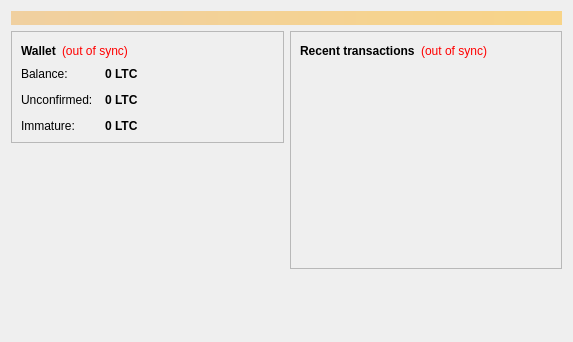
This is src/qt/forms/overviewpage.ui in Cryptostrike/Liarcoin as Qt 5 draws it before an edit. The edited form follows.
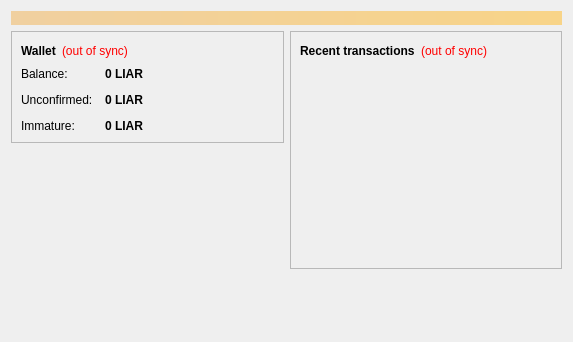
This is the edited form.

Commit message: Rename all files with LTC in to LIAR

What changed in the file:
```diff
--- a/src/qt/forms/overviewpage.ui
+++ b/src/qt/forms/overviewpage.ui
@@ -122,7 +122,7 @@
                <string>Your current balance</string>
               </property>
               <property name="text">
-               <string notr="true">0 LTC</string>
+               <string notr="true">0 LIAR</string>
               </property>
               <property name="textInteractionFlags">
                <set>Qt::LinksAccessibleByMouse|Qt::TextSelectableByKeyboard|Qt::TextSelectableByMouse</set>
@@ -151,7 +151,7 @@
                <string>Total of transactions that have yet to be confirmed, and do not yet count toward the current balance</string>
               </property>
               <property name="text">
-               <string notr="true">0 LTC</string>
+               <string notr="true">0 LIAR</string>
               </property>
               <property name="textInteractionFlags">
                <set>Qt::LinksAccessibleByMouse|Qt::TextSelectableByKeyboard|Qt::TextSelectableByMouse</set>
@@ -177,7 +177,7 @@
                <string>Mined balance that has not yet matured</string>
               </property>
               <property name="text">
-               <string notr="true">0 LTC</string>
+               <string notr="true">0 LIAR</string>
               </property>
               <property name="textInteractionFlags">
                <set>Qt::LinksAccessibleByMouse|Qt::TextSelectableByKeyboard|Qt::TextSelectableByMouse</set>
```
The commit also changes 5 other files.
